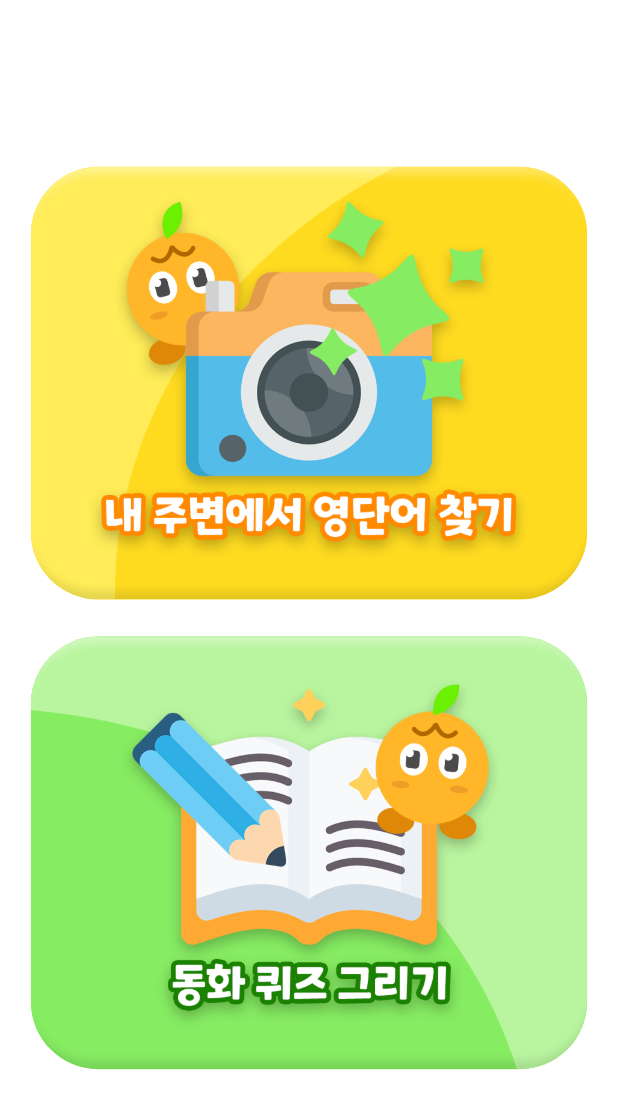
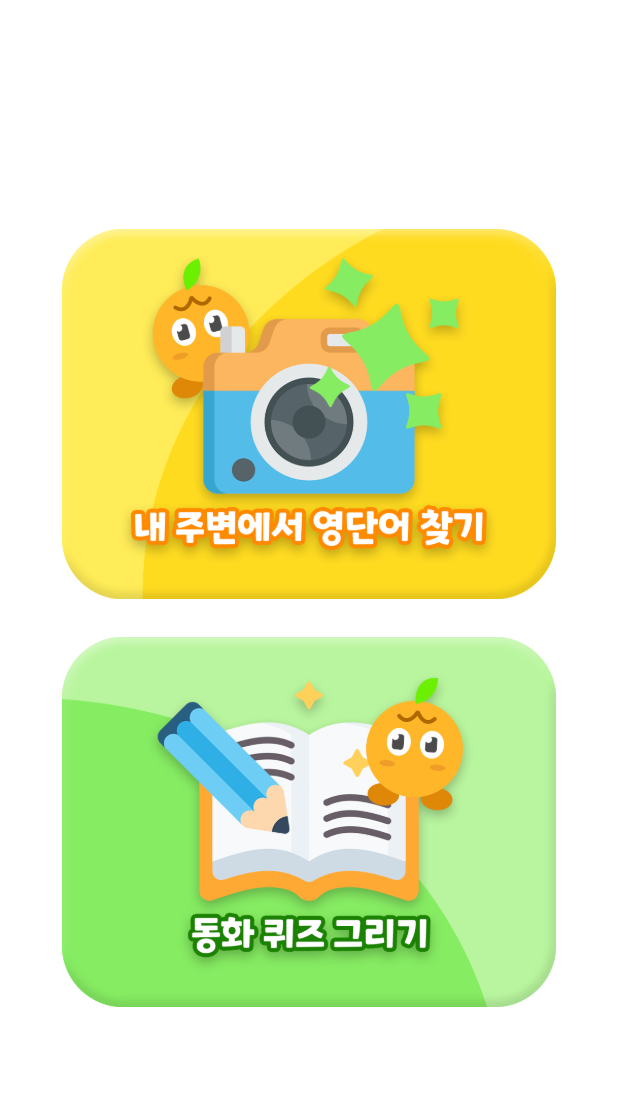
Before and after one commit to blue-and-red-limo/SnapStory, a Flutter app: the Home screen opened by its route, on a phone screen of 412 x 824 dp. Shown: the top 1109 px of the screen. Run offline on Flutter 3.47's test engine with Material 2 defaults, Android fonts, the phone set to English and light mode, and no system bars; our stand-ins replace carousel_slider, confetti, dotted_border, firebase_auth, firebase_core, flutter_tts and 5 more; missing offline and left inert: ar_flutter_plugin, arcore_flutter_plugin, arkit_plugin, circular_bottom_navigation, firebase_auth_platform_interface and 6 more; accounts and stored records are empty; generated files the repository leaves out were written again.

Commit message:
Fix: resolve conflict

```diff
--- a/frontend/snapstory/lib/views/home/home_view.dart
+++ b/frontend/snapstory/lib/views/home/home_view.dart
@@ -23,13 +23,13 @@ class Home extends StatelessWidget {
               child: Container(
 
                   width: MediaQuery.of(context).size.width * 0.9,
-                  height: MediaQuery.of(context).size.height * 0.35,
+                  height: MediaQuery.of(context).size.height * 0.3,
                   margin: EdgeInsets.fromLTRB(0, 0, 0, MediaQuery.of(context).size.height * 0.03),
                   decoration: BoxDecoration(
                     borderRadius: BorderRadius.circular(45),
-                    color: const Color(0xffffdb1f),
+                    // color: const Color(0xffffdb1f),
                     image: DecorationImage(
-                      fit: BoxFit.cover,
+                      fit: BoxFit.contain,
                       image: AssetImage('assets/main/btn-main-ai.png'), // 배경 이미지
                     ),
                   ),
@@ -42,12 +42,12 @@ class Home extends StatelessWidget {
               },
               child: Container(
                   width: MediaQuery.of(context).size.width * 0.9,
-                  height: MediaQuery.of(context).size.height * 0.35,
+                  height: MediaQuery.of(context).size.height * 0.3,
                   decoration: BoxDecoration(
                     borderRadius: BorderRadius.circular(45),
-                    color: const Color(0xff86EC62),
+                    // color: const Color(0xff86EC62),
                     image: DecorationImage(
-                      fit: BoxFit.cover,
+                      fit: BoxFit.contain,
                       image: AssetImage('assets/main/btn-main-quiz.png'), // 배경 이미지
                     ),
                   ),
--- a/frontend/snapstory/lib/views/main_view.dart
+++ b/frontend/snapstory/lib/views/main_view.dart
@@ -163,8 +163,8 @@ class _MainViewState extends State<MainView> {
           flexibleSpace: Container(
             decoration: const BoxDecoration(
               image: DecorationImage(
-                image: AssetImage('assets/main/appbar_img.png'),
-                fit: BoxFit.fill,
+                image: AssetImage('assets/main/bg-bar.png'),
+                fit: BoxFit.fitWidth,
               ),
             ),
           ),
@@ -196,7 +196,7 @@ class _MainViewState extends State<MainView> {
                 accountEmail: Text(userEmail),
                 decoration: const BoxDecoration(
                     image: DecorationImage(
-                        image: AssetImage('assets/main/drawer.png'),
+                        image: AssetImage('assets/main/bg-bar.png'),
                         fit: BoxFit.fill),
                     color: Color.fromARGB(255, 255, 182, 40),
                     borderRadius: BorderRadius.only(
--- a/frontend/snapstory/lib/views/my_library/quiz_tale_view.dart
+++ b/frontend/snapstory/lib/views/my_library/quiz_tale_view.dart
@@ -87,7 +87,7 @@ class _QuizTaleViewState extends State<QuizTaleView> {
                             topRight: Radius.circular(32)),
                         image: DecorationImage(
                           fit: BoxFit.cover,
-                          image: AssetImage('assets/aiTale/bottom_bar.png'),
+                          image: AssetImage('assets/main/bg-bar.png'),
                         ),
                       ),
                     ),
```
Also changed, not shown: frontend/snapstory/lib/views/home/find_word_view_android.dart (+10 -15 lines), frontend/snapstory/lib/views/my_word/my_word_view.dart (+18 -18 lines).
